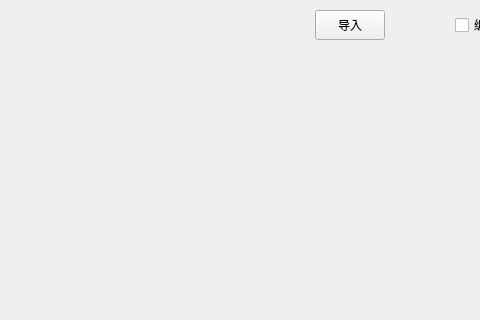
wichue/qexcel, file src/qexcel/qmainwindow.ui: the form before one commit; both pictures show x 565 to 1045 and y 0 to 320 of the 1182 by 537 pixel window.
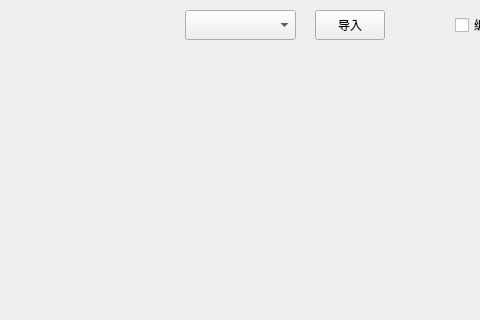
The form after the commit.

The edit to the form file:
```diff
--- a/src/qexcel/qmainwindow.ui
+++ b/src/qexcel/qmainwindow.ui
@@ -60,6 +60,16 @@
      <string>编辑</string>
     </property>
    </widget>
+   <widget class="QComboBox" name="comboBoxlist">
+    <property name="geometry">
+     <rect>
+      <x>750</x>
+      <y>10</y>
+      <width>111</width>
+      <height>30</height>
+     </rect>
+    </property>
+   </widget>
   </widget>
   <widget class="QMenuBar" name="menubar">
    <property name="geometry">
```
